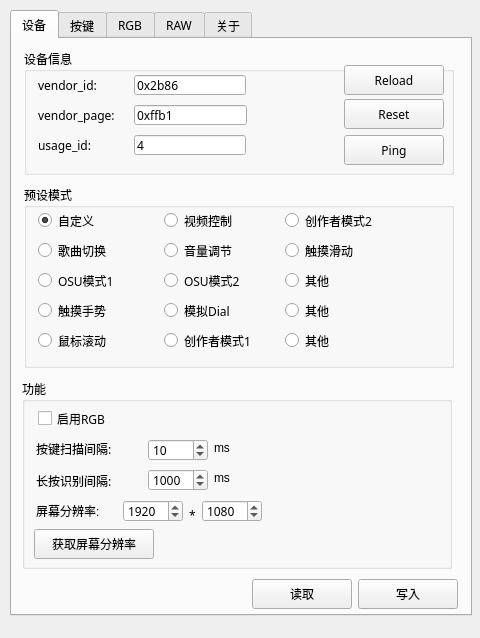
The window that QtUI/main.ui (Jackadminx/Keyboard_nano_client) describes before a commit, drawn with Qt 5.
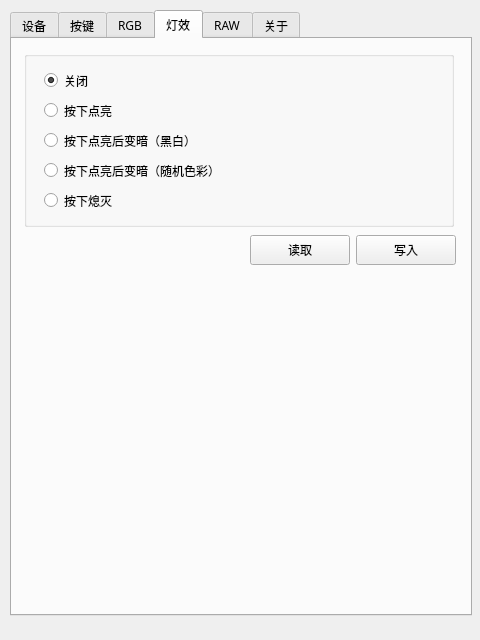
The same window after the commit. The open tabs and pages were chosen to show the change. Icons and pictures are not drawn.

Commit message:
灯效和小修复
更新按动灯效
部分功能修复

The edit to the form file:
```diff
--- a/QtUI/main.ui
+++ b/QtUI/main.ui
@@ -7,7 +7,7 @@
     <x>0</x>
     <y>0</y>
     <width>480</width>
-    <height>638</height>
+    <height>640</height>
    </rect>
   </property>
   <property name="minimumSize">
@@ -1761,6 +1761,121 @@
       </property>
      </widget>
     </widget>
+    <widget class="QWidget" name="tab_6">
+     <attribute name="title">
+      <string>灯效</string>
+     </attribute>
+     <widget class="QGroupBox" name="led_effect_label_1">
+      <property name="geometry">
+       <rect>
+        <x>12</x>
+        <y>12</y>
+        <width>430</width>
+        <height>176</height>
+       </rect>
+      </property>
+      <property name="toolTip">
+       <string/>
+      </property>
+      <property name="title">
+       <string/>
+      </property>
+      <widget class="QRadioButton" name="led_effect_radioButton_1">
+       <property name="geometry">
+        <rect>
+         <x>20</x>
+         <y>20</y>
+         <width>102</width>
+         <height>19</height>
+        </rect>
+       </property>
+       <property name="text">
+        <string>关闭</string>
+       </property>
+       <property name="checked">
+        <bool>true</bool>
+       </property>
+      </widget>
+      <widget class="QRadioButton" name="led_effect_radioButton_2">
+       <property name="geometry">
+        <rect>
+         <x>20</x>
+         <y>50</y>
+         <width>102</width>
+         <height>19</height>
+        </rect>
+       </property>
+       <property name="text">
+        <string>按下点亮</string>
+       </property>
+      </widget>
+      <widget class="QRadioButton" name="led_effect_radioButton_3">
+       <property name="geometry">
+        <rect>
+         <x>20</x>
+         <y>80</y>
+         <width>211</width>
+         <height>19</height>
+        </rect>
+       </property>
+       <property name="text">
+        <string>按下点亮后变暗（黑白）</string>
+       </property>
+      </widget>
+      <widget class="QRadioButton" name="led_effect_radioButton_4">
+       <property name="geometry">
+        <rect>
+         <x>20</x>
+         <y>110</y>
+         <width>211</width>
+         <height>19</height>
+        </rect>
+       </property>
+       <property name="text">
+        <string>按下点亮后变暗（随机色彩）</string>
+       </property>
+      </widget>
+      <widget class="QRadioButton" name="led_effect_radioButton_5">
+       <property name="geometry">
+        <rect>
+         <x>20</x>
+         <y>140</y>
+         <width>210</width>
+         <height>19</height>
+        </rect>
+       </property>
+       <property name="text">
+        <string>按下熄灭</string>
+       </property>
+      </widget>
+     </widget>
+     <widget class="QPushButton" name="led_effect_button_w">
+      <property name="geometry">
+       <rect>
+        <x>344</x>
+        <y>196</y>
+        <width>100</width>
+        <height>30</height>
+       </rect>
+      </property>
+      <property name="text">
+       <string>写入</string>
+      </property>
+     </widget>
+     <widget class="QPushButton" name="led_effect_button_r">
+      <property name="geometry">
+       <rect>
+        <x>238</x>
+        <y>196</y>
+        <width>100</width>
+        <height>30</height>
+       </rect>
+      </property>
+      <property name="text">
+       <string>读取</string>
+      </property>
+     </widget>
+    </widget>
     <widget class="QWidget" name="tab_4">
      <attribute name="title">
       <string>RAW</string>
```
Left out of the diff: 2 changed lines with no effect on the pictures. The commit also changes 4 other files.
